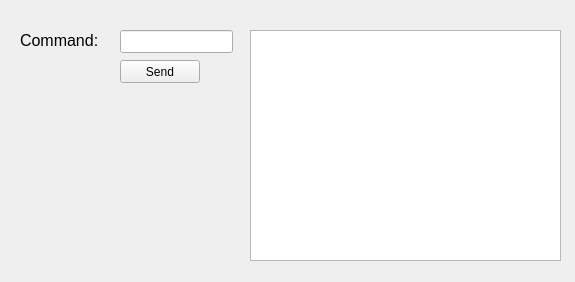
The window that RPiServer_ui/RPiServer_ui/rpiserver.ui (mtech12/RPi) describes before a commit, drawn with Qt 5.
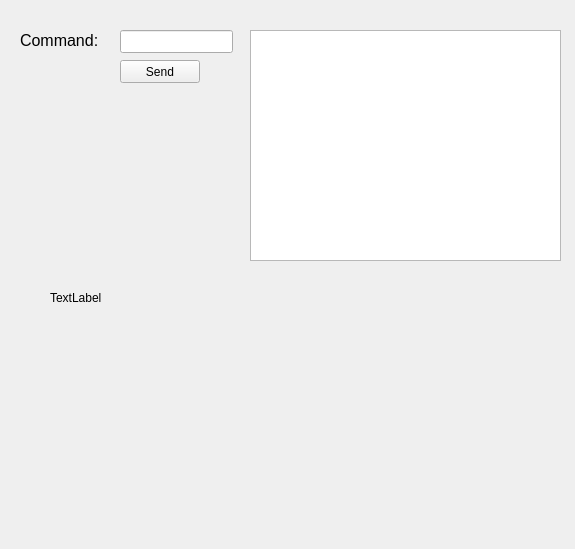
The same window after the commit.

Diff of the .ui file:
```diff
--- a/RPiServer_ui/RPiServer_ui/rpiserver.ui
+++ b/RPiServer_ui/RPiServer_ui/rpiserver.ui
@@ -7,7 +7,7 @@
     <x>0</x>
     <y>0</y>
     <width>575</width>
-    <height>282</height>
+    <height>549</height>
    </rect>
   </property>
   <property name="windowTitle">
@@ -65,6 +65,19 @@
      <string>Send</string>
     </property>
    </widget>
+   <widget class="QLabel" name="testLbl">
+    <property name="geometry">
+     <rect>
+      <x>50</x>
+      <y>290</y>
+      <width>57</width>
+      <height>15</height>
+     </rect>
+    </property>
+    <property name="text">
+     <string>TextLabel</string>
+    </property>
+   </widget>
   </widget>
  </widget>
  <layoutdefault spacing="6" margin="11"/>
```
